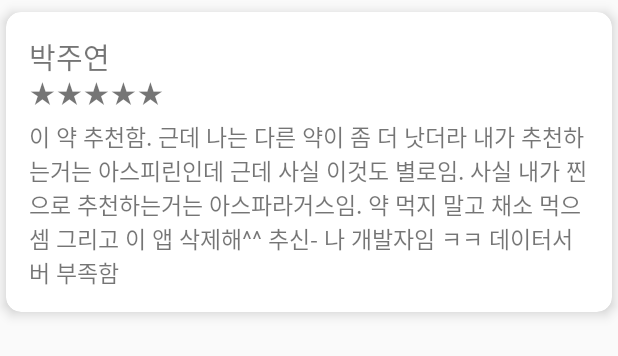
After one commit to juyeoon/Aigoyak_project, an Android app: the layout fragment_review_list.xml on its own in the app's theme, with its tools: preview values and no code run, on a phone screen of 412 x 824 dp. The commit adds this screen. Shown: the top 356 px of the screen. Run offline under Robolectric (Android 15) with nearby library versions, the phone set to English and light mode, and no system bars.

Commit message:
add list ui
리스트 ui 추가

```diff
--- /dev/null
+++ b/AndroidStudioAigoyak/app/src/main/res/layout/fragment_review_list.xml
@@ -0,0 +1,75 @@
+<?xml version="1.0" encoding="utf-8"?>
+<androidx.cardview.widget.CardView xmlns:android="http://schemas.android.com/apk/res/android"
+    xmlns:app="http://schemas.android.com/apk/res-auto"
+    android:layout_height="wrap_content"
+    android:layout_width="match_parent"
+    android:layout_marginTop="8dp"
+    android:layout_marginLeft="4dp"
+    android:layout_marginRight="4dp"
+    android:layout_marginBottom="4dp"
+    app:cardBackgroundColor="@color/white"
+    app:cardCornerRadius="10dp"
+    app:cardElevation="5dp">
+
+    <LinearLayout
+        android:id="@+id/layout1"
+        android:layout_width="match_parent"
+        android:layout_height="wrap_content"
+        android:orientation="horizontal"
+        android:visibility="visible">
+
+        <RelativeLayout
+            android:layout_width="match_parent"
+            android:layout_height="wrap_content"
+            android:padding="5dp">
+
+            <TextView
+                android:id="@+id/star"
+                android:layout_width="match_parent"
+                android:layout_height="wrap_content"
+                android:layout_marginStart="10sp"
+                android:layout_marginLeft="10sp"
+                android:layout_marginTop="10sp"
+                android:layout_marginEnd="10sp"
+                android:layout_marginRight="10sp"
+                android:layout_marginBottom="10sp"
+                android:fontFamily="@font/kukde_alt"
+                android:text="박주연"
+                android:textSize="19sp" />
+            <TextView
+                android:id="@+id/nickname"
+                android:layout_width="match_parent"
+                android:layout_height="wrap_content"
+                android:layout_marginStart="10sp"
+                android:layout_marginLeft="10sp"
+                android:layout_marginTop="33sp"
+                android:layout_marginEnd="10sp"
+                android:layout_marginRight="10sp"
+                android:layout_marginBottom="10sp"
+                android:fontFamily="@font/kukde_alt"
+                android:text="★★★★★"
+                android:textSize="20sp" />
+
+            <TextView
+                android:id="@+id/clock"
+                android:layout_width="wrap_content"
+                android:layout_height="wrap_content"
+                android:layout_marginLeft="10sp"
+                android:layout_marginTop="66sp"
+                android:layout_marginRight="10sp"
+                android:layout_marginBottom="10sp"
+                android:fontFamily="@font/kukde_alt"
+                android:text="이 약 추천함. 근데 나는 다른 약이 좀 더 낫더라 내가 추천하는거는 아스피린인데 근데 사실 이것도 별로임. 사실 내가 찐으로 추천하는거는 아스파라거스임. 약 먹지 말고 채소 먹으셈 그리고 이 앱 삭제해^^ 추신- 나 개발자임 ㅋㅋ 데이터서버 부족함"
+                android:textSize="15sp">
+            </TextView>
+
+
+        </RelativeLayout>
+
+    </LinearLayout>
+
+
+
+
+
+</androidx.cardview.widget.CardView>
```
Also changed, not shown: AndroidStudioAigoyak/app/src/main/res/layout/fragment_list.xml (deleted, +0 -19 lines), AndroidStudioAigoyak/app/src/main/res/layout/fragment_medicine_review.xml (+28 -16 lines), AndroidStudioAigoyak/app/src/main/res/layout/fragment_search_list.xml (added, +74 -0 lines), AndroidStudioAigoyak/app/src/main/res/layout/search_list.xml (+12 -0 lines).
